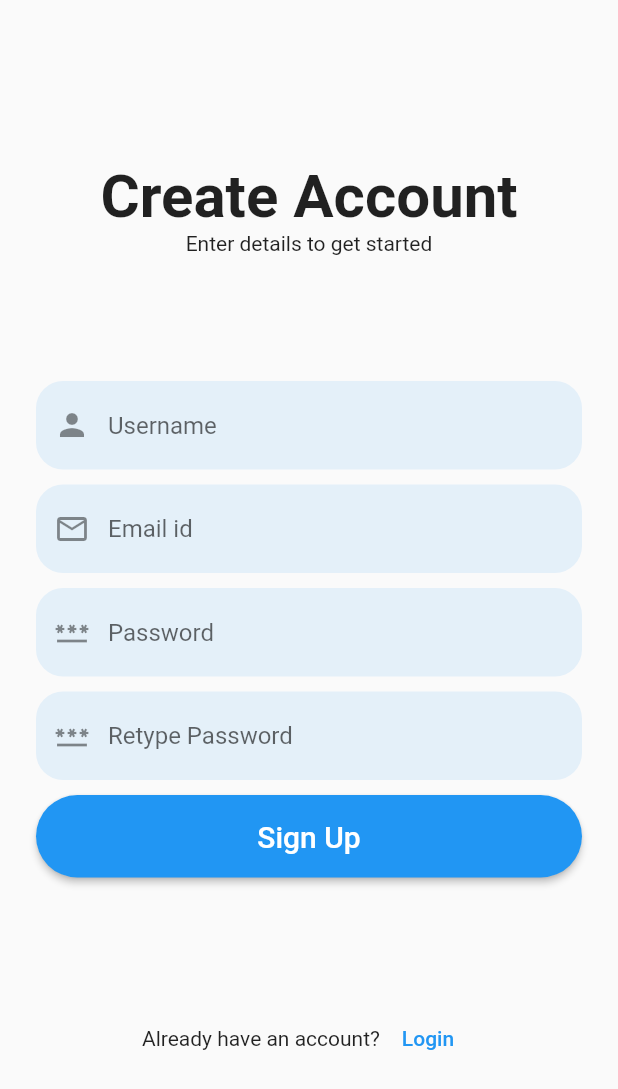
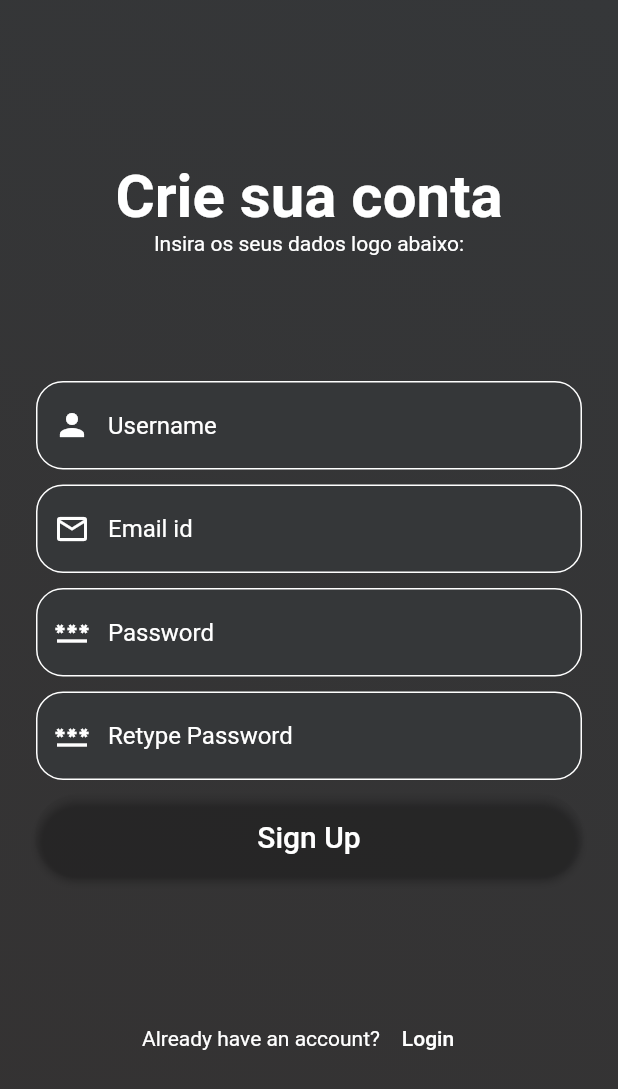
Before and after one commit to Lbnkz/GitHub_Analysis, a Flutter app: the SignUpScreen screen opened directly, on a phone screen of 412 x 824 dp. Shown: the top 1089 px of the screen. Run offline on Flutter 3.47's test engine with Material 2 defaults, Android fonts, the phone set to English and light mode, and no system bars; our stand-ins replace firebase_core, get; accounts and stored records are empty.

Commit message:
estilizando login e cadastro

```diff
--- a/lib/main.dart
+++ b/lib/main.dart
@@ -15,7 +15,7 @@ class MyApp extends StatelessWidget {
       theme: ThemeData(
         primarySwatch: Colors.blue,
       ),
-      home: LoginPage(),
+      home: const LoginPage(),
     );
   }
 }
--- a/lib/register/register.view.dart
+++ b/lib/register/register.view.dart
@@ -1,107 +1,144 @@
-// ignore_for_file: prefer_const_constructors, prefer_const_literals_to_create_immutables
-
 import 'package:flutter/material.dart';
 
 class SignUpScreen extends StatelessWidget {
+  const SignUpScreen({Key? key});
+
   @override
   Widget build(BuildContext context) {
-    return SafeArea(
-        child: Scaffold(
-      body: Container(
-        margin: EdgeInsets.all(24),
-        child:
-            Column(mainAxisAlignment: MainAxisAlignment.spaceEvenly, children: [
-          _header(context),
-          _inputFields(context),
-          _loginInfo(context),
-        ]),
+    return Container(
+      decoration: const BoxDecoration(
+        gradient: LinearGradient(
+          begin: Alignment.topRight,
+          end: Alignment.bottomLeft,
+          colors: [
+            Color.fromARGB(255, 53, 55, 57),
+            Color.fromARGB(255, 52, 50, 50),
+          ],
+        ),
       ),
-    ));
+      child: Scaffold(
+        backgroundColor: Colors.transparent,
+        body: Container(
+          margin: const EdgeInsets.all(24),
+          child: Column(
+            mainAxisAlignment: MainAxisAlignment.spaceEvenly,
+            children: [
+              _header(context),
+              _inputFields(context),
+              _loginInfo(context),
+            ],
+          ),
+        ),
+      ), //////////////////
+    );
   }
 
   _header(context) {
-    return Column(
+    return const Column(
       children: [
         Text(
-          "Create Account",
-          style: TextStyle(fontSize: 40, fontWeight: FontWeight.bold),
+          "Crie sua conta",
+          style: TextStyle(
+              fontSize: 40,
+              fontWeight: FontWeight.bold,
+              color: Colors.white), // Adicionei a cor branca
         ),
-        Text("Enter details to get started"),
+        Text(
+          "Insira os seus dados logo abaixo:",
+          style: TextStyle(color: Colors.white), // Adicionei a cor branca
+        ),
       ],
     );
   }
 
   _inputFields(context) {
+    var border = OutlineInputBorder(
+      borderRadius: BorderRadius.circular(18),
+      borderSide: const BorderSide(color: Colors.white),
+    );
+
     return Column(
       crossAxisAlignment: CrossAxisAlignment.stretch,
       children: [
         TextField(
+          style: const TextStyle(color: Colors.white),
           decoration: InputDecoration(
             hintText: "Username",
-            fillColor: Theme.of(context).primaryColor.withOpacity(0.1),
+            hintStyle: const TextStyle(color: Colors.white),
+            fillColor: const Color.fromARGB(255, 53, 55, 57),
             filled: true,
-            prefixIcon: Icon(Icons.person),
-            border: OutlineInputBorder(
-                borderRadius: BorderRadius.circular(18),
-                borderSide: BorderSide.none),
+            prefixIcon: const Icon(Icons.person,
+                color: Colors.white), // Adicionei a cor branca
+            enabledBorder: border,
+            focusedBorder: border,
           ),
         ),
-        SizedBox(
+        const SizedBox(
           height: 10,
         ),
         TextField(
+          style: const TextStyle(color: Colors.white),
           decoration: InputDecoration(
             hintText: "Email id",
-            fillColor: Theme.of(context).primaryColor.withOpacity(0.1),
+            hintStyle: const TextStyle(color: Colors.white),
+            fillColor: const Color.fromARGB(255, 53, 55, 57),
             filled: true,
-            prefixIcon: Icon(Icons.email_outlined),
-            border: OutlineInputBorder(
-                borderRadius: BorderRadius.circular(18),
-                borderSide: BorderSide.none),
+            prefixIcon: const Icon(Icons.email_outlined,
+                color: Colors.white), // Adicionei a cor branca
+            enabledBorder: border,
+            focusedBorder: border,
           ),
         ),
-        SizedBox(
+        const SizedBox(
           height: 10,
         ),
         TextField(
+          style: const TextStyle(color: Colors.white),
           decoration: InputDecoration(
             hintText: "Password",
-            fillColor: Theme.of(context).primaryColor.withOpacity(0.1),
+            hintStyle: const TextStyle(color: Colors.white),
+            fillColor: const Color.fromARGB(255, 53, 55, 57),
             filled: true,
-            prefixIcon: Icon(Icons.password_outlined),
-            border: OutlineInputBorder(
-                borderRadius: BorderRadius.circular(18),
-                borderSide: BorderSide.none),
+            prefixIcon: const Icon(Icons.password_outlined,
+                color: Colors.white), // Adicionei a cor branca
+            enabledBorder: border,
+            focusedBorder: border,
           ),
           obscureText: true,
         ),
-        SizedBox(
+        const SizedBox(
           height: 10,
         ),
         TextField(
+          style: const TextStyle(color: Colors.white),
           decoration: InputDecoration(
             hintText: "Retype Password",
-            fillColor: Theme.of(context).primaryColor.withOpacity(0.1),
+            hintStyle: const TextStyle(color: Colors.white),
+            fillColor: const Color.fromARGB(255, 53, 55, 57),
             filled: true,
-            prefixIcon: Icon(Icons.password_outlined),
-            border: OutlineInputBorder(
-                borderRadius: BorderRadius.circular(18),
-                borderSide: BorderSide.none),
+            prefixIcon: const Icon(Icons.password_outlined,
+                color: Colors.white), // Adicionei a cor branca
+            enabledBorder: border,
+            focusedBorder: border,
           ),
           obscureText: true,
         ),
-        SizedBox(
+        const SizedBox(
           height: 10,
         ),
         ElevatedButton(
-          onPressed: () {},
-          child: Text(
+          onPressed: () {
+            Navigator.pop(context);
+          },
+          style: ElevatedButton.styleFrom(
+            foregroundColor: Colors.white, backgroundColor: Colors.transparent,
+            shape: const StadiumBorder(),
+            padding: const EdgeInsets.symmetric(
+                vertical: 16), // Adicionei a cor branca
+          ),
+          child: const Text(
             "Sign Up",
             style: TextStyle(fontSize: 20),
-          ),
-          style: ElevatedButton.styleFrom(
-            shape: StadiumBorder(),
-            padding: EdgeInsets.symmetric(vertical: 16),
           ),
         )
       ],
@@ -112,8 +149,19 @@ class SignUpScreen extends StatelessWidget {
     return Row(
       mainAxisAlignment: MainAxisAlignment.center,
       children: [
-        Text("Already have an account?"),
-        TextButton(onPressed: () {}, child: Text("Login"))
+        const Text(
+          "Already have an account?",
+          style: TextStyle(color: Colors.white), // Adicionei a cor branca
+        ),
+        TextButton(
+          onPressed: () {
+            Navigator.pop(context);
+          },
+          child: const Text(
+            "Login",
+            style: TextStyle(color: Colors.white), // Adicionei a cor branca
+          ),
+        ),
       ],
     );
   }
--- /dev/null
+++ b/lib/src/app_routes.dart
@@ -0,0 +1,6 @@
+class AppRoutes {
+  static const String login = '/';
+  static const String cadastro = '/cadastro';
+  // Adicione mais rotas conforme necessário
+  // static const String outraTela = '/outra_tela';
+}
```
Also changed, not shown: lib/login/login.view.dart (+77 -33 lines).
